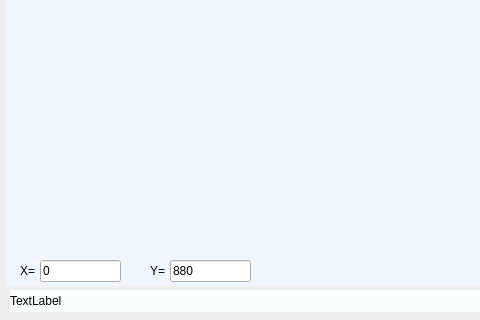
Before: the Qt Designer form fmview.ui in sas26031962/PicturesControl1, drawn with Qt 5; both pictures show x 0 to 480 and y 540 to 860 of the 830 by 860 pixel window.
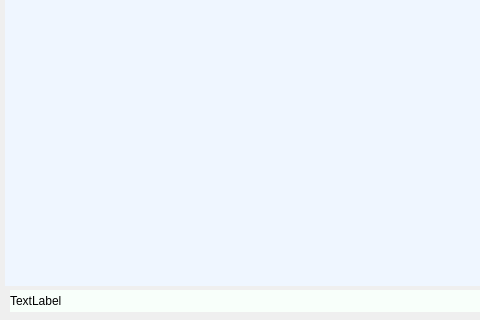
After: the same form once the commit is applied.

Commit message: Удаление визуальных элементов, управляющих сдвигом изображения на форме fmView

What changed in the file:
```diff
--- a/fmview.ui
+++ b/fmview.ui
@@ -70,58 +70,6 @@
     <enum>Qt::Horizontal</enum>
    </property>
   </widget>
-  <widget class="QLineEdit" name="lineEditX">
-   <property name="geometry">
-    <rect>
-     <x>40</x>
-     <y>800</y>
-     <width>81</width>
-     <height>22</height>
-    </rect>
-   </property>
-   <property name="text">
-    <string>0</string>
-   </property>
-  </widget>
-  <widget class="QLineEdit" name="lineEditY">
-   <property name="geometry">
-    <rect>
-     <x>170</x>
-     <y>800</y>
-     <width>81</width>
-     <height>22</height>
-    </rect>
-   </property>
-   <property name="text">
-    <string>880</string>
-   </property>
-  </widget>
-  <widget class="QLabel" name="labelXCaption">
-   <property name="geometry">
-    <rect>
-     <x>20</x>
-     <y>800</y>
-     <width>21</width>
-     <height>22</height>
-    </rect>
-   </property>
-   <property name="text">
-    <string>X=</string>
-   </property>
-  </widget>
-  <widget class="QLabel" name="labelXCaption_2">
-   <property name="geometry">
-    <rect>
-     <x>150</x>
-     <y>800</y>
-     <width>21</width>
-     <height>22</height>
-    </rect>
-   </property>
-   <property name="text">
-    <string>Y=</string>
-   </property>
-  </widget>
  </widget>
  <resources/>
  <connections/>
```
The commit also changes 6 other files.
